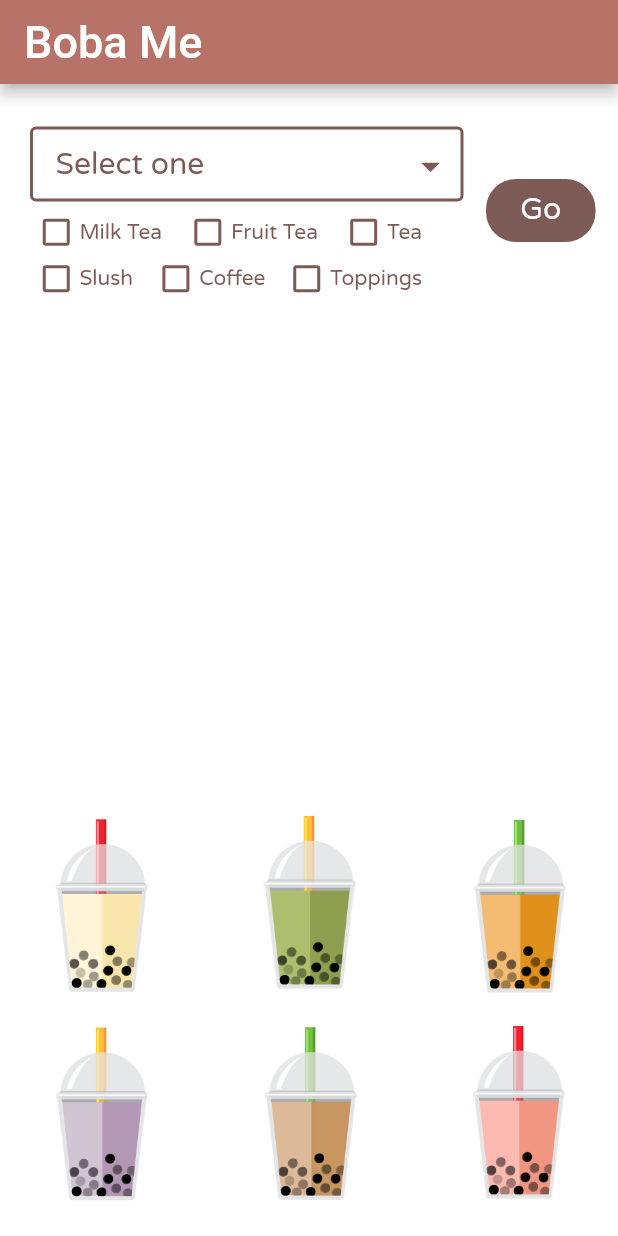
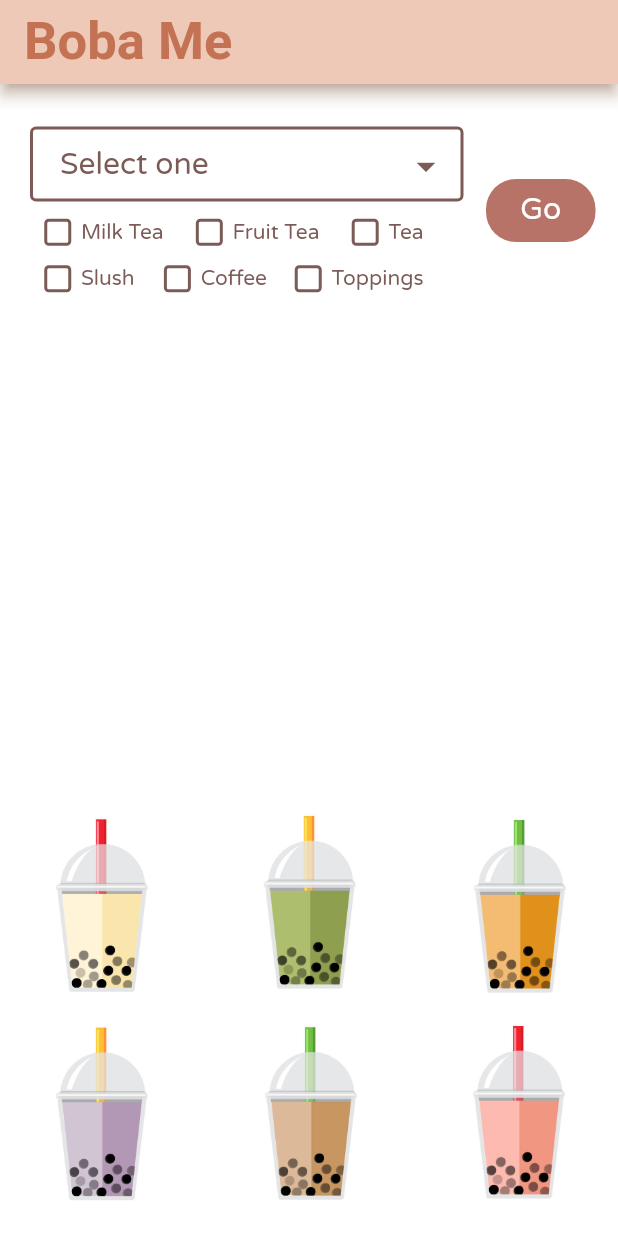
Before and after one commit to gabrielletaylor/boba_me, a Flutter app: the screen it shows after launch, on a phone screen of 412 x 824 dp. Run offline on Flutter 3.47's test engine with Material 2 defaults, Android fonts, the phone set to English and light mode, and no system bars; our stand-ins replace dropdown_button2, firebase_core, firebase_database; accounts and stored records are empty; Roboto replaces fonts that are missing (Gaegu).

Commit message:
add color theme to widgets and app bar

```diff
--- a/lib/main.dart
+++ b/lib/main.dart
@@ -22,7 +22,13 @@ class MyApp extends StatelessWidget {
       debugShowCheckedModeBanner: false,
       theme: ThemeData(
         appBarTheme: const AppBarTheme(
-          color: Color(0xffb87368)
+          backgroundColor: Color(0xffeec9b7),
+          titleTextStyle: TextStyle(
+            fontFamily: "Gaegu",
+            fontWeight: FontWeight.bold,
+            fontSize: 35,
+            color: Color(0xffc37254),
+          )
         ),
         fontFamily: "Varela Round",
       ),
--- a/lib/screens/home_page.dart
+++ b/lib/screens/home_page.dart
@@ -16,15 +16,19 @@ class MyHomePage extends StatefulWidget {
 class _MyHomePageState extends State<MyHomePage> {
   String randomOrder = "", randomTopping = "", topping = "";
   String? dropdownValue;
-  var choices = ["7 Leaves Cafe", "85°C Bakery Cafe",
+  var choices = ["7 Leaves Cafe", "85°C Bakery Cafe", "Cafe 86",
                  "Ding Tea", "Gong Cha", "It's Boba Time",
                  "Krak Boba", "Kung Fu Tea",
                  "Omomo", "Sharetea", "Sunright Tea Studio",
                  "Tastea", "Ten Ren's Tea Time"];
   bool milkTeaCheck = false, fruitTeaCheck = false, teaCheck = false;
   bool slushCheck = false, coffeeCheck = false, toppingsCheck = false;
-  // bool isProcessing = false;
-  static const Color darkBrown = Color(0xff7c5b56);
+  static const Color backgroundColor = Color(0xffffede1), headerColor = Color(0xffeec9b7);
+  static const Color border = Color(0xffd3a081), headerText = Color(0xffc37254);
+  static const Color text3 = Color(0xff4b553a), text4 = Color(0xffdb6551);
+  static const Color accent1 = Color(0xffe2b180), accent2 = Color(0xfff38373);
+  static const Color accent3 = Color(0xffb87368), accent4 = Color(0xff7c5b56);
+  static const Color accent5 = Color(0xffbd9a82);
 
   List<String> getFromMap(Map map, String key, [String value = ""]) {
     List<String> list = [];
@@ -114,9 +118,13 @@ class _MyHomePageState extends State<MyHomePage> {
               "Boba Me",
             style: TextStyle(
               fontFamily: "Gaegu",
-              fontSize: 30
+              fontWeight: FontWeight.bold,
+              fontSize: 35,
+              color: headerText
             ),
           ),
+          shadowColor: border,
+          backgroundColor: headerColor,
         ),
         backgroundColor: Colors.white,
         body: Center(
@@ -139,22 +147,22 @@ class _MyHomePageState extends State<MyHomePage> {
                                     child: DropdownButtonFormField2<String>(
                                       isExpanded: true,
                                       decoration: const InputDecoration(
-                                        contentPadding: EdgeInsets.symmetric(vertical: 10, horizontal: 7),
+                                        contentPadding: EdgeInsets.symmetric(vertical: 10, horizontal: 10),
                                         border: OutlineInputBorder(
                                           borderSide: BorderSide(
-                                              color: darkBrown,
+                                              color: accent4,
                                               width: 2
                                           ),
                                         ),
                                         enabledBorder: OutlineInputBorder(
                                           borderSide: BorderSide(
-                                              color: darkBrown,
+                                              color: accent4,
                                               width: 2
                                           ),
                                         ),
                                         focusedBorder: OutlineInputBorder(
                                             borderSide: BorderSide(
-                                                color: darkBrown,
+                                                color: accent4,
                                                 width: 2
                                           ),
                                         ),
@@ -162,19 +170,17 @@ class _MyHomePageState extends State<MyHomePage> {
                                       hint: const Text(
                                         "Select one",
                                         style: TextStyle(
-                                            fontFamily: "Varela Round",
-                                            color: darkBrown,
+                                            color: accent4,
                                             fontSize: 20
                                         )
                                       ),
-                                      items: choices.map<DropdownMenuItem<String>>((String value) {
+                                      items: choices.map<DropdownMenuItem<String>>((String choice) {
                                         return DropdownMenuItem<String>(
-                                          value: value,
+                                          value: choice,
                                           child: Text(
-                                            value,
+                                            choice,
                                             style: const TextStyle(
-                                                fontFamily: "Varela Round",
-                                                color: Color(0xffc37254),
+                                                color: accent4,
                                                 fontSize: 20,
                                             ),
                                           ),
@@ -187,43 +193,42 @@ class _MyHomePageState extends State<MyHomePage> {
                                         });
                                       },
                                       buttonStyleData: const ButtonStyleData(
-                                        padding: EdgeInsets.only(top: 2)
+                                        padding: EdgeInsets.only(top: 2),
                                       ),
                                       dropdownStyleData: DropdownStyleData(
                                         maxHeight: 360,
                                         scrollbarTheme: ScrollbarThemeData(
                                           radius: const Radius.circular(3),
-                                          thumbColor: MaterialStateProperty.all<Color>(const Color(0xffd3a081)),
+                                          thumbColor: MaterialStateProperty.all<Color>(accent4),
                                         ),
                                         decoration: BoxDecoration(
-                                          color: const Color(0xffffede1),
+                                          color: Colors.white,
                                           borderRadius: BorderRadius.circular(3)
                                         ),
                                       ),
                                       iconStyleData: const IconStyleData(
                                         icon: Icon(
                                           Icons.arrow_drop_down,
-                                          color: darkBrown
+                                          color: accent4
                                         ),
                                         iconSize: 30
                                       ),
                                       menuItemStyleData: MenuItemStyleData(
                                         padding: const EdgeInsets.only(left: 20),
-                                        selectedMenuItemBuilder: (ctx, child) {
+                                        selectedMenuItemBuilder: (context, child) {
                                           return Container(
-                                            color: const Color(0xffeec9b7),
-                                            child: child,
+                                            color: accent5,
+                                            child: child
                                           );
                                         }
                                       ),
                                       selectedItemBuilder: (BuildContext context) {
-                                        return choices.map<Widget>((String item) {
+                                        return choices.map<Widget>((String choice) {
                                           return Text(
-                                            item,
+                                            choice,
                                             style: const TextStyle(
-                                              color: darkBrown,
-                                              fontFamily: "Varela Round",
-                                              fontSize: 20
+                                              color: accent4,
+                                              fontSize: 20,
                                             ),
                                           );
                                         }).toList();
@@ -231,16 +236,16 @@ class _MyHomePageState extends State<MyHomePage> {
                                     ),
                                   ),
                                   Container(
-                                    margin: const EdgeInsets.only(left: 22, top: 5),
+                                    margin: const EdgeInsets.only(left: 23, top: 5),
+                                    child: Theme(
+                                      data: ThemeData(unselectedWidgetColor: accent4),
                                       child: Row(
                                         children: [
-                                        Theme(
-                                          data: ThemeData(unselectedWidgetColor: darkBrown),
-                                          child: SizedBox(
+                                          SizedBox(
                                             height: 31,
                                             width: 31,
                                             child: Checkbox(
-                                              activeColor: darkBrown,
+                                              activeColor: accent4,
                                               checkColor: Colors.white,
                                               value: milkTeaCheck,
                                               onChanged: (bool? value) {
@@ -249,9 +254,8 @@ class _MyHomePageState extends State<MyHomePage> {
                                                 });
                                               },
                                               shape: RoundedRectangleBorder(
-                                                  borderRadius: BorderRadius.circular(2)
+                                                  borderRadius: BorderRadius.circular(3)
                                               )
-                                            ),
                                             ),
                                           ),
                                           GestureDetector(
@@ -263,19 +267,17 @@ class _MyHomePageState extends State<MyHomePage> {
                                             child: const Text(
                                               "Milk Tea",
                                               style: TextStyle(
-                                              color: darkBrown
+                                                color: accent4
                                               )
                                             ),
                                           ),
                                           Container(
                                             margin: const EdgeInsets.only(left: 15),
-                                          child: Theme(
-                                            data: ThemeData(unselectedWidgetColor: darkBrown),
                                             child: SizedBox(
                                               height: 31,
                                               width: 31,
                                               child: Checkbox(
-                                                activeColor: darkBrown,
+                                                activeColor: accent4,
                                                 checkColor: Colors.white,
                                                 value: fruitTeaCheck,
                                                 onChanged: (bool? value) {
@@ -284,9 +286,8 @@ class _MyHomePageState extends State<MyHomePage> {
                                                   });
                                                 },
                                                 shape: RoundedRectangleBorder(
-                                                  borderRadius: BorderRadius.circular(2)
+                                                  borderRadius: BorderRadius.circular(3)
                                                 )
-                                              ),
                                               ),
                                             ),
                                           ),
@@ -299,19 +300,17 @@ class _MyHomePageState extends State<MyHomePage> {
                                             child: const Text(
                                               "Fruit Tea",
                                               style: TextStyle(
-                                                color: darkBrown
+                                                  color: accent4
                                               )
                                             ),
                                           ),
                                           Container(
                                             margin: const EdgeInsets.only(left: 15),
-                                          child: Theme(
-                                            data: ThemeData(unselectedWidgetColor: darkBrown),
                                             child: SizedBox(
                                               height: 31,
                                               width: 31,
                                               child: Checkbox(
-                                                activeColor: darkBrown,
+                                                activeColor: accent4,
                                                 checkColor: Colors.white,
                                                 value: teaCheck,
                                                 onChanged: (bool? value) {
@@ -320,9 +319,8 @@ class _MyHomePageState extends State<MyHomePage> {
                                                   });
                                                 },
                                                 shape: RoundedRectangleBorder(
-                                                    borderRadius: BorderRadius.circular(2)
+                                                    borderRadius: BorderRadius.circular(3)
                                                 )
-                                              ),
                                               ),
                                             ),
                                           ),
@@ -335,24 +333,25 @@ class _MyHomePageState extends State<MyHomePage> {
                                             child: const Text(
                                               "Tea",
                                               style: TextStyle(
-                                                color: darkBrown
+                                                  color: accent4
                                               )
                                             ),
                                           ),
                                         ],
                                       ),
                                     ),
+                                  ),
                                   Container(
-                                    margin: const EdgeInsets.only(left: 22),
+                                    margin: const EdgeInsets.only(left: 23),
+                                    child: Theme(
+                                      data: ThemeData(unselectedWidgetColor: accent4),
                                       child: Row(
                                         children: [
-                                        Theme(
-                                          data: ThemeData(unselectedWidgetColor: darkBrown),
-                                          child: SizedBox(
+                                          SizedBox(
                                             height: 31,
                                             width: 31,
                                             child: Checkbox(
-                                              activeColor: darkBrown,
+                                              activeColor: accent4,
                                               checkColor: Colors.white,
                                               value: slushCheck,
                                               onChanged: (bool? value) {
@@ -361,9 +360,8 @@ class _MyHomePageState extends State<MyHomePage> {
                                                 });
                                               },
                                               shape: RoundedRectangleBorder(
-                                                  borderRadius: BorderRadius.circular(2)
+                                                  borderRadius: BorderRadius.circular(3)
                                               )
-                                            ),
                                             ),
                                           ),
                                           GestureDetector(
@@ -375,19 +373,17 @@ class _MyHomePageState extends State<MyHomePage> {
                                             child: const Text(
                                               "Slush",
                                               style: TextStyle(
-                                                color: darkBrown
+                                                  color: accent4
                                               )
                                             ),
                                           ),
                                           Container(
                                             margin: const EdgeInsets.only(left: 13),
-                                          child: Theme(
-                                            data: ThemeData(unselectedWidgetColor: darkBrown),
                                             child: SizedBox(
                                               height: 31,
                                               width: 31,
                                               child: Checkbox(
-                                                activeColor: darkBrown,
+                                                activeColor: accent4,
                                                 checkColor: Colors.white,
                                                 value: coffeeCheck,
                                                 onChanged: (bool? value) {
@@ -396,9 +392,8 @@ class _MyHomePageState extends State<MyHomePage> {
                                                   });
                                                 },
                                                 shape: RoundedRectangleBorder(
-                                                    borderRadius: BorderRadius.circular(2)
+                                                    borderRadius: BorderRadius.circular(3)
                                                 )
-                                              ),
                                               ),
                                             ),
                                           ),
@@ -411,19 +406,17 @@ class _MyHomePageState extends State<MyHomePage> {
                                             child: const Text(
                                               "Coffee",
                                               style: TextStyle(
-                                                color: darkBrown
+                                                  color: accent4
                                               )
                                             ),
                                           ),
                                           Container(
                                             margin: const EdgeInsets.only(left: 12),
-                                          child: Theme(
-                                            data: ThemeData(unselectedWidgetColor: darkBrown),
                                             child: SizedBox(
                                               height: 31,
                                               width: 31,
                                               child: Checkbox(
-                                                activeColor: darkBrown,
+                                                activeColor: accent4,
                                                 checkColor: Colors.white,
                                                 value: toppingsCheck,
                                                 onChanged: (bool? value) {
@@ -432,9 +425,8 @@ class _MyHomePageState extends State<MyHomePage> {
                                                   });
                                                 },
                                                 shape: RoundedRectangleBorder(
-                                                    borderRadius: BorderRadius.circular(2)
+                                                    borderRadius: BorderRadius.circular(3)
                                                 )
-                                              ),
                                               ),
                                             ),
                                           ),
@@ -447,11 +439,12 @@ class _MyHomePageState extends State<MyHomePage> {
                                             child: const Text(
                                                 "Toppings",
                                                 style: TextStyle(
-                                                  color: darkBrown
+                                                    color: accent4
                                                 )
                                             ),
                                           ),
                                         ],
+                                      ),
                                     ),
                                   )
                                 ],
@@ -471,10 +464,10 @@ class _MyHomePageState extends State<MyHomePage> {
                                       ),
                                     ),
                                     style: FilledButton.styleFrom(
-                                      backgroundColor: darkBrown,
+                                      backgroundColor: accent3,
                                       foregroundColor: Colors.white,
-                                      disabledBackgroundColor: darkBrown,
-                                      disabledForegroundColor: Colors.white,
+                                      // disabledBackgroundColor: accent3,
+                                      // disabledForegroundColor: Colors.white,
                                       shape: RoundedRectangleBorder(
                                           borderRadius: BorderRadius.circular(20)
                                       )
@@ -504,7 +497,7 @@ class _MyHomePageState extends State<MyHomePage> {
                   Expanded(
                       flex: 40,
                       child: Padding(
-                        padding: const EdgeInsets.only(left: 30, right: 30, top: 15),
+                        padding: const EdgeInsets.only(left: 30, right: 30, top: 10),
                         child: Column(
                           mainAxisAlignment: MainAxisAlignment.center,
                           children: <Widget>[
@@ -512,7 +505,7 @@ class _MyHomePageState extends State<MyHomePage> {
                                 randomOrder,
                                 style: const TextStyle(
                                   fontSize: 30,
-                                  color: Color(0xff4b553a)
+                                  color: text3
                                 ),
                                 textAlign: TextAlign.center
                             ),
@@ -523,7 +516,7 @@ class _MyHomePageState extends State<MyHomePage> {
                                   randomTopping,
                                   style: const TextStyle(
                                       fontSize: 30,
-                                      color: Color(0xffdb6551)
+                                      color: text4
                                   ),
                                   textAlign: TextAlign.center
                               ),
```
Lines whose indentation alone changed are shown as unchanged.
